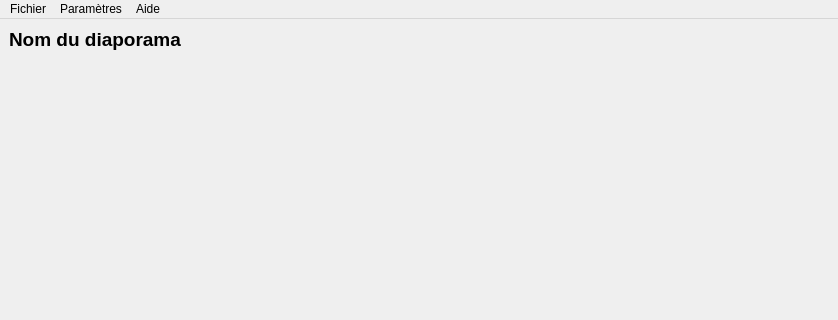
This is lecteurvue.ui in lucas-luchack/SAE-2.01 as Qt 5 draws it before an edit; both pictures show x 0 to 838 and y 0 to 320 of the 838 by 480 pixel window. The edited form follows.
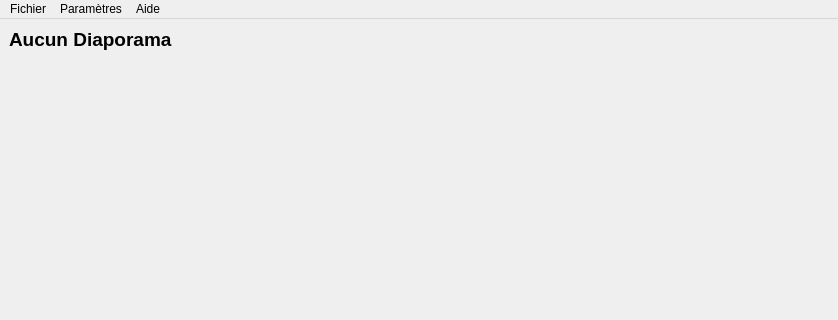
This is the edited form. Icons and pictures are not drawn.

Commit message: Fix des crash [Allan]

Patch:
```diff
--- a/lecteurvue.ui
+++ b/lecteurvue.ui
@@ -24,7 +24,7 @@
        </font>
       </property>
       <property name="text">
-       <string>Nom du diaporama</string>
+       <string>Aucun Diaporama</string>
       </property>
      </widget>
     </item>
```
The commit also changes 2 other files.
